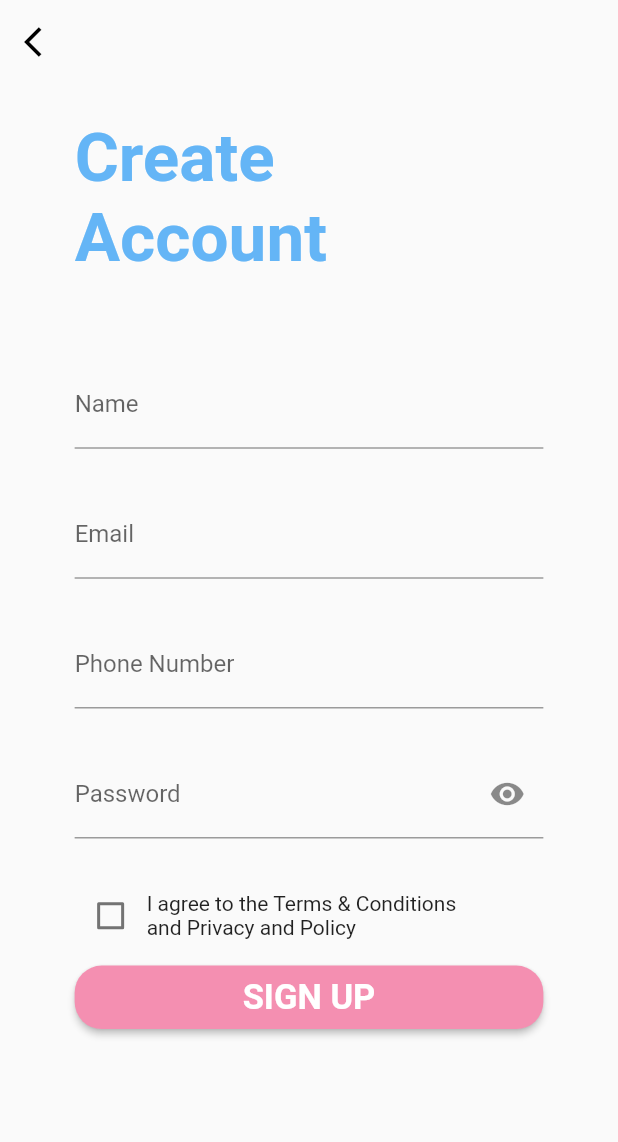
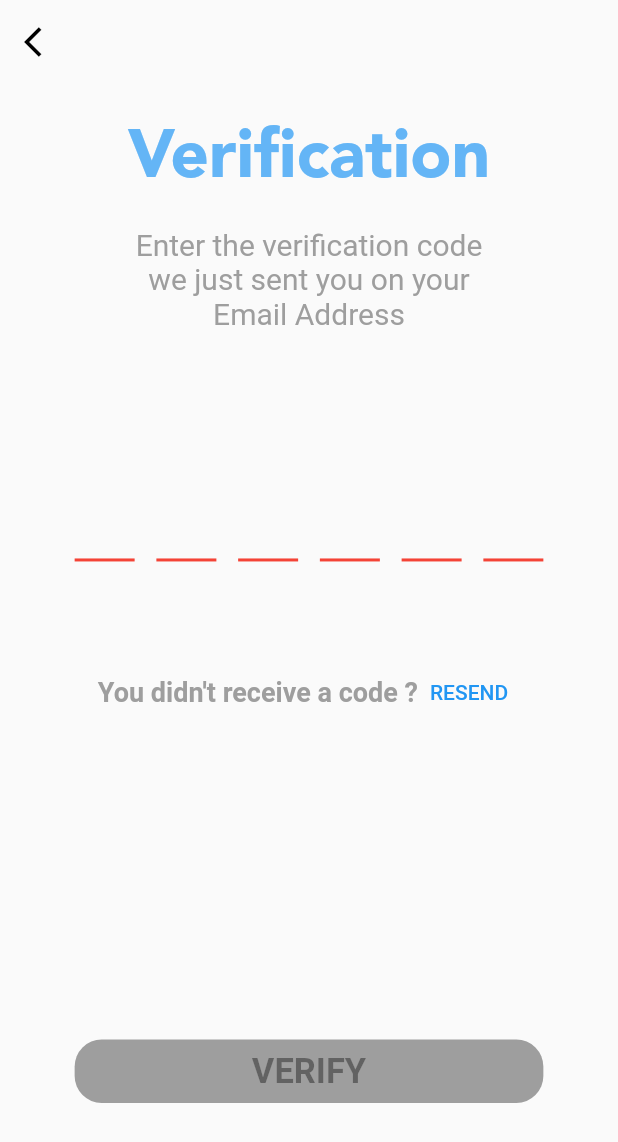
Before and after one commit to saifalattar/FordCompetition, a Flutter app: the SignUp screen opened directly, after a tap on "SIGN UP", on a phone screen of 412 x 824 dp. Shown: the top 1142 px of the screen. Run offline on Flutter 3.47's test engine with Material 2 defaults, Android fonts, the phone set to English and light mode, and no system bars; drawn by our look-alikes of pin_code_fields; our stand-ins replace dots_indicator, flutter_bloc, flutter_screenutil.

Commit message:
boarding+auth+verification

```diff
--- a/womenco/lib/Boarding/Auth/signup.dart
+++ b/womenco/lib/Boarding/Auth/signup.dart
@@ -1,6 +1,7 @@
 import 'package:flutter/material.dart';
 import 'package:flutter_bloc/flutter_bloc.dart';
 import 'package:flutter_screenutil/flutter_screenutil.dart';
+import 'package:womenco/Boarding/Auth/verification.dart';
 import 'package:womenco/Cubit/bloc.dart';
 import 'package:womenco/Cubit/states.dart';
 
@@ -102,7 +103,8 @@ class _SignUpState extends State<SignUp> {
                                 Navigator.push(
                                     context,
                                     MaterialPageRoute(
-                                        builder: (context) => SignUp()));
+                                        builder: (context) =>
+                                            VerificationPage()));
                               },
                               child: Text(
                                 "SIGN UP",
--- /dev/null
+++ b/womenco/lib/Boarding/Auth/verification.dart
@@ -0,0 +1,104 @@
+import 'package:flutter/material.dart';
+import 'package:flutter_screenutil/flutter_screenutil.dart';
+import 'package:pin_code_fields/pin_code_fields.dart';
+
+class VerificationPage extends StatefulWidget {
+  const VerificationPage({Key? key}) : super(key: key);
+
+  @override
+  State<VerificationPage> createState() => _VerificationPageState();
+}
+
+class _VerificationPageState extends State<VerificationPage> {
+  @override
+  Widget build(BuildContext context) {
+    ScreenUtil.init(BoxConstraints(),
+        context: context, designSize: Size(414, 896));
+    return Scaffold(
+      appBar: AppBar(
+        elevation: 0,
+        backgroundColor: Colors.transparent,
+        leading: IconButton(
+            onPressed: () {
+              Navigator.pop(context);
+            },
+            icon: Icon(
+              Icons.arrow_back_ios,
+              color: Colors.black,
+            )),
+      ),
+      body: Container(
+        width: 414.w,
+        margin: EdgeInsets.symmetric(horizontal: 50.w, vertical: 25.h),
+        child: Column(
+          crossAxisAlignment: CrossAxisAlignment.center,
+          children: [
+            Text("Verification",
+                style: TextStyle(
+                    fontFamily: "Avenir",
+                    fontSize: 45,
+                    fontWeight: FontWeight.bold,
+                    color: Colors.blue[300])),
+            SizedBox(height: 20.h),
+            Text(
+              """Enter the verification code
+we just sent you on your
+Email Address""",
+              textAlign: TextAlign.center,
+              style: TextStyle(fontSize: 20, color: Colors.grey),
+            ),
+            SizedBox(
+              height: 113.h,
+            ),
+            PinCodeTextField(
+                appContext: context,
+                length: 6,
+                onChanged: (text) {
+                  verificationCode = text;
+                }),
+            SizedBox(
+              height: 51.5.h,
+            ),
+            Row(
+              mainAxisAlignment: MainAxisAlignment.center,
+              children: [
+                Text(
+                  "You didn't receive a code ?",
+                  style: TextStyle(
+                      fontSize: 18,
+                      fontWeight: FontWeight.bold,
+                      color: Colors.grey),
+                ),
+                TextButton(onPressed: () {}, child: Text("RESEND"))
+              ],
+            ),
+            SizedBox(
+              height: 225.5.h,
+            ),
+            Container(
+              width: 364.w,
+              height: 46.h,
+              child: ElevatedButton(
+                  onPressed: verificationCode.length < 6 ? null : () {},
+                  child: Text(
+                    "VERIFY",
+                    style: TextStyle(fontSize: 23, fontWeight: FontWeight.bold),
+                  ),
+                  style: ButtonStyle(
+                      enableFeedback: true,
+                      shape: MaterialStateProperty.all(RoundedRectangleBorder(
+                        borderRadius: BorderRadius.circular(18.0),
+                      )),
+                      backgroundColor: MaterialStateProperty.all(
+                          verificationCode.length < 6
+                              ? Colors.grey
+                              : Colors.pink[200]))),
+            )
+          ],
+        ),
+      ),
+    );
+  }
+}
+
+String verificationCode = "";
--- a/womenco/lib/Boarding/boarding_screens.dart
+++ b/womenco/lib/Boarding/boarding_screens.dart
@@ -44,7 +44,7 @@ class _BoardingPageState extends State<BoardingPage> {
                           Image.asset(
                               "C:\\Users\\Saif\\Desktop\\Women CO\\womenco\\assets\\boarding1.png",
                               height: 532.h,
-                              fit: BoxFit.fill,
+                              fit: BoxFit.cover,
                               width: 414.w),
                           SizedBox(
                             height: 20.h,
@@ -60,8 +60,6 @@ class _BoardingPageState extends State<BoardingPage> {
                           Text(
                             """Looking to hire someone to do house work \nCleaning, Cooking and Caring? We can help!""",
                             style: TextStyle(fontSize: 20, color: Colors.grey),
-                            textWidthBasis: TextWidthBasis.parent,
-                            maxLines: 3,
                           )
                         ],
                       ),
@@ -71,7 +69,7 @@ class _BoardingPageState extends State<BoardingPage> {
                             "C:\\Users\\Saif\\Desktop\\Women CO\\womenco\\assets\\boarding2.png",
                             height: 532.h,
                             width: 414.w,
-                            fit: BoxFit.fill,
+                            fit: BoxFit.cover,
                           ),
                           SizedBox(
                             height: 20.h,
@@ -103,7 +101,10 @@ Womanco allow you to choose the best workers To clean your housemate your food o
                             "C:\\Users\\Saif\\Desktop\\Women CO\\womenco\\assets\\boarding3.png",
                             height: 532.h,
                             width: 414.w,
-                            fit: BoxFit.fill,
+                            fit: BoxFit.cover,
+                          ),
+                          SizedBox(
+                            height: 20.h,
                           ),
                           Text(
                             "Why Choose WomenCo ?",
--- a/womenco/lib/main.dart
+++ b/womenco/lib/main.dart
@@ -3,6 +3,7 @@ import 'package:flutter/services.dart';
 import 'package:flutter_bloc/flutter_bloc.dart';
 import 'package:flutter_screenutil/flutter_screenutil.dart';
 import 'package:womenco/Boarding/Auth/signup.dart';
+import 'package:womenco/Boarding/Auth/verification.dart';
 import 'package:womenco/Boarding/boarding_screens.dart';
 import 'package:womenco/Cubit/bloc.dart';
 import 'package:womenco/Cubit/states.dart';
```
Also changed, not shown: womenco/pubspec.yaml (+7 -6 lines), womenco/fonts/AvenirLTStd-Black.otf (added), womenco/pubspec.lock, 1 other file.
